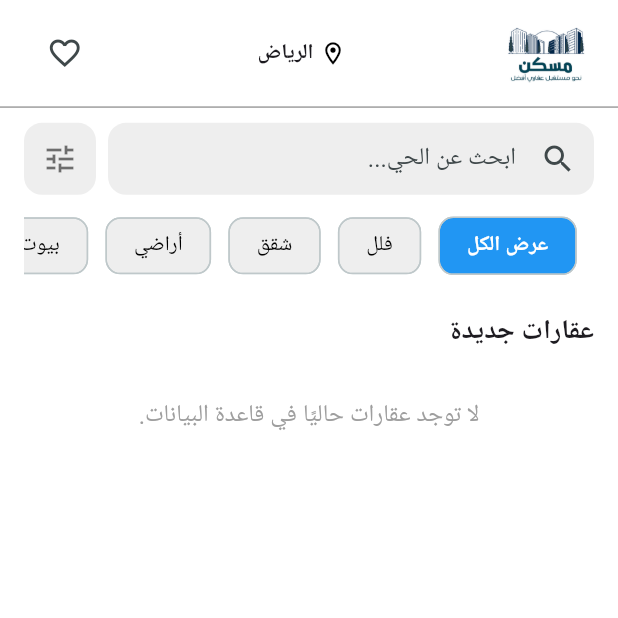
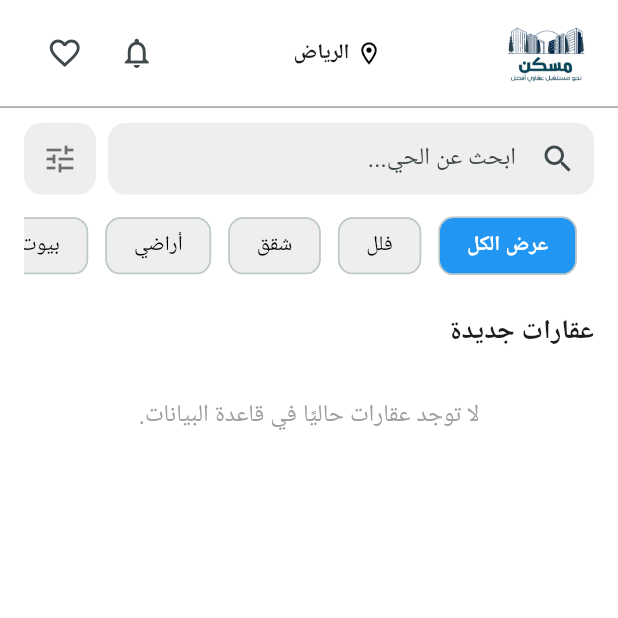
Before and after one commit to alharbisa24/mskn, a Flutter app: the screen it shows once a user with an empty profile is signed in, on a phone screen of 412 x 824 dp, the top half of it. Run offline on Flutter 3.47's test engine with Material 3 defaults, Android fonts, the phone set to English and light mode, and no system bars; our stand-ins replace awesome_dialog, carousel_slider, cloud_firestore, dio, firebase_auth, firebase_core and 11 more; accounts and stored records are empty; Roboto replaces fonts that are missing (Tajawal).

Commit message:
notification

```diff
--- a/mskn/lib/home/home.dart
+++ b/mskn/lib/home/home.dart
@@ -3,6 +3,7 @@ import 'package:cloud_firestore/cloud_firestore.dart';
 import 'package:flutter_screenutil/flutter_screenutil.dart';
 import 'package:mskn/home/favorite.dart';
 import 'package:mskn/home/models/property.dart';
+import 'package:mskn/home/notifications_page.dart';
 import 'package:mskn/home/property_details.dart';
 
 
@@ -107,6 +108,7 @@ class _HomeMainPageState extends State<HomeMainPage> {
                 const Text('الرياض',
                     style: TextStyle(fontWeight: FontWeight.bold)),
                 const Spacer(flex: 1),
+                _NotificationsIconButton(),
                 IconButton(
                   icon: const Icon(Icons.favorite_border),
                   onPressed: () {
@@ -173,6 +175,87 @@ class _HomeMainPageState extends State<HomeMainPage> {
           ),
         ],
       ),
+    );
+  }
+}
+
+class _NotificationsIconButton extends StatefulWidget {
+  const _NotificationsIconButton({super.key});
+
+  @override
+  State<_NotificationsIconButton> createState() =>
+      _NotificationsIconButtonState();
+}
+
+class _NotificationsIconButtonState extends State<_NotificationsIconButton> {
+  bool _seenThisSession = false;
+
+  void _openNotifications(BuildContext context) {
+    setState(() {
+      _seenThisSession = true;
+    });
+    Navigator.push(
+      context,
+      MaterialPageRoute(
+        builder: (context) => const NotificationsPage(),
+      ),
+    );
+  }
+
+  @override
+  Widget build(BuildContext context) {
+    final notificationsStream =
+        FirebaseFirestore.instance.collection('notifications').snapshots();
+
+    return StreamBuilder<QuerySnapshot<Map<String, dynamic>>>(
+      stream: notificationsStream,
+      builder: (context, snapshot) {
+        final docs = snapshot.data?.docs ?? [];
+
+        if (docs.isEmpty) {
+          return IconButton(
+            icon: const Icon(Icons.notifications_none_outlined),
+            onPressed: () => _openNotifications(context),
+          );
+        }
+
+        final count = docs.length;
+        final showAlert = !_seenThisSession;
+
+        return Stack(
+          clipBehavior: Clip.none,
+          children: [
+            IconButton(
+              icon: Icon(
+                showAlert
+                    ? Icons.notifications
+                    : Icons.notifications_none_outlined,
+              ),
+              onPressed: () => _openNotifications(context),
+            ),
+            if (showAlert)
+              Positioned(
+                right: 4,
+                top: 6,
+                child: Container(
+                  padding: const EdgeInsets.all(4),
+                  decoration: const BoxDecoration(
+                    color: Colors.red,
+                    shape: BoxShape.circle,
+                  ),
+                  child: Text(
+                    count > 9 ? '9+' : '$count',
+                    style: const TextStyle(
+                      color: Colors.white,
+                      fontSize: 10,
+                      fontWeight: FontWeight.bold,
+                    ),
+                  ),
+                ),
+              ),
+          ],
+        );
+      },
     );
   }
 }
```
Also changed, not shown: mskn/lib/home/dashboard/home.dart (+6 -2 lines), mskn/lib/home/dashboard/notifications_dashboard.dart (added, +272 -0 lines), mskn/lib/home/notifications_page.dart (added, +133 -0 lines), 2 other files.
